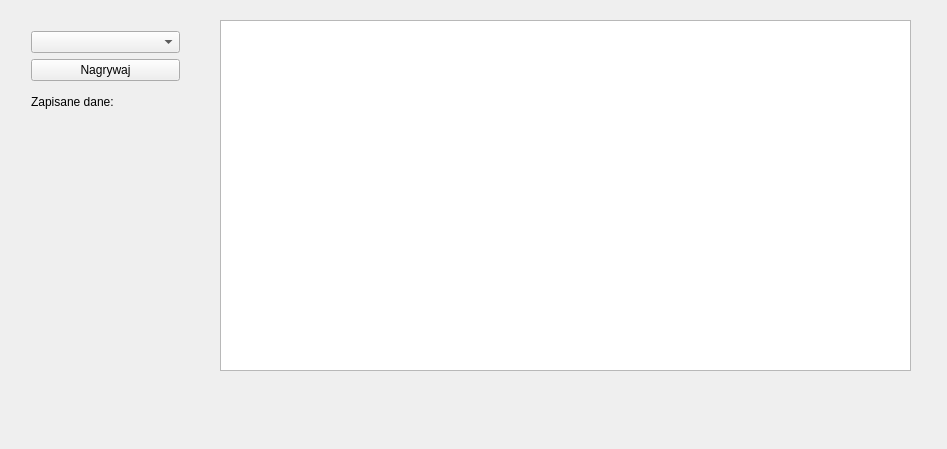
Above: src/mainwindow.ui from sggw-inf-2015-2/kk before the change. Below: the same form after it.
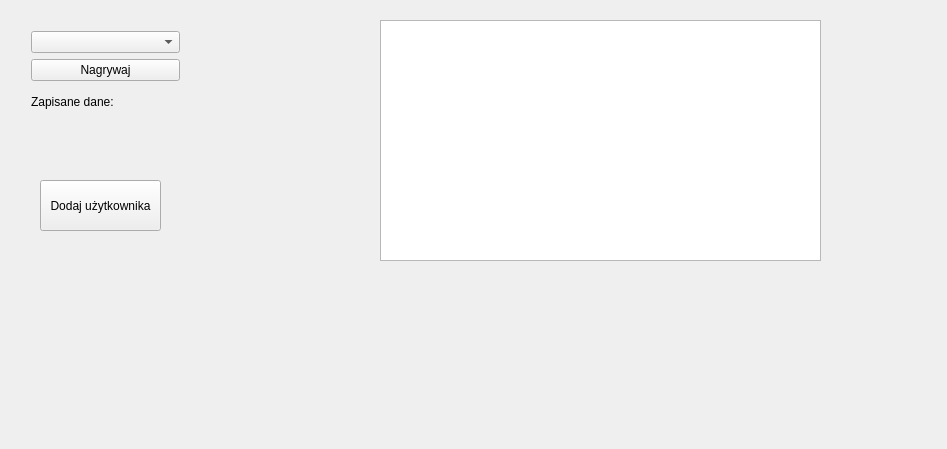
That is the form after the change.

Diff of the .ui file:
```diff
--- a/src/mainwindow.ui
+++ b/src/mainwindow.ui
@@ -14,17 +14,7 @@
    <string>Konkurs krzykaczy</string>
   </property>
   <widget class="QWidget" name="centralWidget">
-   <widget class="QTableView" name="tableView">
-    <property name="geometry">
-     <rect>
-      <x>220</x>
-      <y>20</y>
-      <width>691</width>
-      <height>351</height>
-     </rect>
-    </property>
-   </widget>
-   <widget class="QWidget" name="">
+   <widget class="QWidget" name="layoutWidget">
     <property name="geometry">
      <rect>
       <x>20</x>
@@ -64,6 +54,29 @@
      </item>
     </layout>
    </widget>
+   <widget class="QPushButton" name="AddUserButton">
+    <property name="geometry">
+     <rect>
+      <x>40</x>
+      <y>180</y>
+      <width>121</width>
+      <height>51</height>
+     </rect>
+    </property>
+    <property name="text">
+     <string>Dodaj użytkownika</string>
+    </property>
+   </widget>
+   <widget class="QTableWidget" name="AdminUserList">
+    <property name="geometry">
+     <rect>
+      <x>380</x>
+      <y>20</y>
+      <width>441</width>
+      <height>241</height>
+     </rect>
+    </property>
+   </widget>
   </widget>
   <widget class="QMenuBar" name="menuBar">
    <property name="geometry">
```
Left out of the diff: 2 changed lines with no effect on the pictures.
